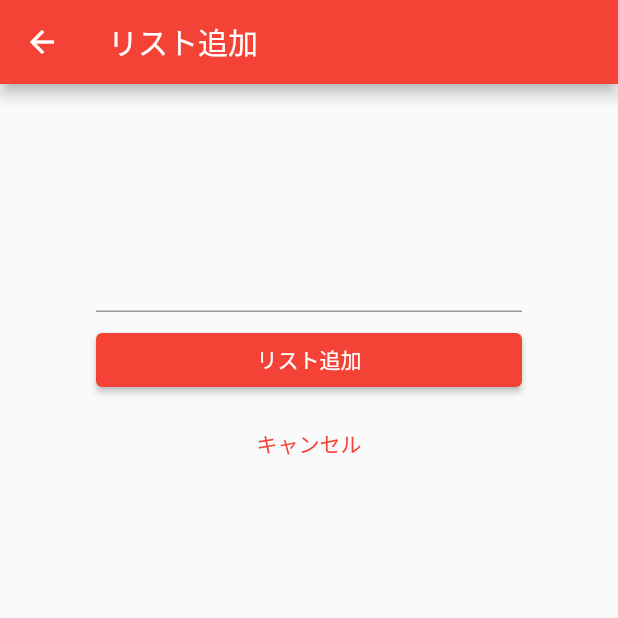
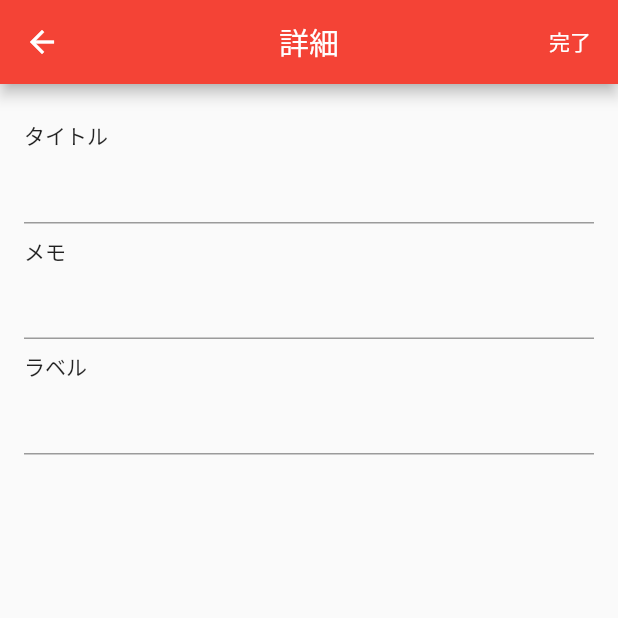
Before and after one commit to sakuma-js/flutter_sample, a Flutter app: the screen it shows after launch, after a tap on the "add" icon, on a phone screen of 412 x 824 dp, the top half of it. Run offline on Flutter 3.47's test engine with Material 2 defaults, Android fonts, the phone set to English and light mode, and no system bars; our stand-ins replace flutter_riverpod, freezed_annotation; generated files the repository leaves out were written again.

Commit message:
UI調整・ラベル追加

```diff
--- a/lib/main.dart
+++ b/lib/main.dart
@@ -95,15 +95,25 @@ class RemindEditPage extends ConsumerStatefulWidget {
 
 class RemindEditPageState extends ConsumerState<RemindEditPage> {
   late String text;
+  late String memo;
+  late String label;
 
   @override
   void didChangeDependencies() {
     super.didChangeDependencies();
 
     List<Todo> todos = ref.watch(todoProvider);
-    setState(() => text = widget.id != null
+    setState(() {
+      text = widget.id != null
           ? todos.firstWhere((element) => element.id == widget.id).text
-        : '');
+          : '';
+      memo = (widget.id != null
+          ? todos.firstWhere((element) => element.id == widget.id).memo
+          : '')!;
+      label = (widget.id != null
+          ? todos.firstWhere((element) => element.id == widget.id).label
+          : '')!;
+    });
   }
 
   // データを元に表示するWidget
@@ -113,18 +123,57 @@ class RemindEditPageState extends ConsumerState<RemindEditPage> {
 
     return Scaffold(
       appBar: AppBar(
-        title: const Text('リスト追加'),
+        leading: TextButton(
+          onPressed: () {
+            // "pop"で前の画面に戻る
+            Navigator.of(context).pop();
+          },
+          style: TextButton.styleFrom(
+            backgroundColor: Colors.white.withOpacity(0),
           ),
-      body: Container(
-        // 余白を付ける
-        padding: const EdgeInsets.all(64),
-        child: ListView(
+          child: const Icon(Icons.arrow_back, color: Colors.white),
+        ),
+        title: const Text('詳細'),
+        centerTitle: true,
+        actions: <Widget>[
+          TextButton(
+            onPressed: () {
+              if (widget.id == null) {
+                final newTodo = Todo(
+                    id: uuid.v4(),
+                    text: text,
+                    memo: memo,
+                    label: label,
+                    done: false);
+                ref.read(todoProvider.notifier).add(newTodo);
+              } else {
+                final editTodo = Todo(
+                    id: widget.id ?? '',
+                    text: text,
+                    memo: memo,
+                    label: label,
+                    done: false);
+                ref.read(todoProvider.notifier).edit(editTodo);
+              }
+
+              Navigator.of(context).pop();
+            },
+            style: TextButton.styleFrom(
+              backgroundColor: Colors.white.withOpacity(0),
+            ),
+            child: const Text(
+              '完了',
+              style: TextStyle(color: Colors.white),
+            ),
+          )
+        ],
+      ),
+      body: ListView(
+        padding: const EdgeInsets.all(16),
         children: <Widget>[
-            Text(widget.id ?? ''),
-            // 入力されたテキストを表示
-            Text(text, style: const TextStyle(color: Colors.blue)),
           const SizedBox(height: 8),
           // テキスト入力
+          const Text('タイトル'),
           TextField(
             controller: TextEditingController(text: text),
             // 入力されたテキストの値を受け取る（valueが入力されたテキスト）
@@ -133,53 +182,39 @@ class RemindEditPageState extends ConsumerState<RemindEditPage> {
             },
           ),
           const SizedBox(height: 8),
-            SizedBox(
-              width: double.infinity,
-              child: ElevatedButton(
-                onPressed: () {
-                  if (widget.id == null) {
-                    final newTodo = Todo(
-                        id: uuid.v4(), text: text, memo: '', done: false);
-                    ref.read(todoProvider.notifier).add(newTodo);
-                  } else {
-                    final editTodo = Todo(
-                      id: widget.id ?? '', text: text, memo: '', done: false);
-                    ref.read(todoProvider.notifier).edit(editTodo);
-                  }
-
-                  Navigator.of(context).pop();
+          const Text('メモ'),
+          TextField(
+            controller: TextEditingController(text: memo),
+            // 入力されたテキストの値を受け取る（valueが入力されたテキスト）
+            onChanged: (String value) {
+              memo = value;
             },
-                child:
-                    Text(widget.id != null ? 'リスト編集' : 'リスト追加', style: const TextStyle(color: Colors.white)),
           ),
+          const SizedBox(height: 8),
+          const Text('ラベル'),
+          TextField(
+            controller: TextEditingController(text: label),
+            // 入力されたテキストの値を受け取る（valueが入力されたテキスト）
+            onChanged: (String value) {
+              label = value;
+            },
           ),
           SizedBox(
             width: double.infinity,
-              child: widget.id != null ? ElevatedButton(
+            child: widget.id != null
+                ? ElevatedButton(
                     onPressed: () {
                       if (widget.id == null) return;
                       ref.read(todoProvider.notifier).remove(widget.id ?? '');
                       Navigator.of(context).pop();
                     },
-                child: const Text('削除', style: TextStyle(color: Colors.white)),
-              ) : null,
+                    child:
+                        const Text('削除', style: TextStyle(color: Colors.white)),
+                  )
+                : null,
           ),
           const SizedBox(height: 8),
-            SizedBox(
-              // 横幅いっぱいに広げる
-              width: double.infinity,
-              // キャンセルボタン
-              child: TextButton(
-                // ボタンをクリックした時の処理
-                onPressed: () {
-                  // "pop"で前の画面に戻る
-                  Navigator.of(context).pop();
-                },
-                child: const Text('キャンセル'),
-              ),
-            ),
         ],
-        ),
       ),
     );
   }
--- a/lib/models/todo.dart
+++ b/lib/models/todo.dart
@@ -6,7 +6,8 @@ class Todo with _$Todo {
   const factory Todo({
     required String id,
     required String text,
-    required String memo,
+    required String? memo,
+    required String? label,
     required bool done,
   }) = _Todo;
 }
```
Lines whose indentation alone changed are shown as unchanged.
